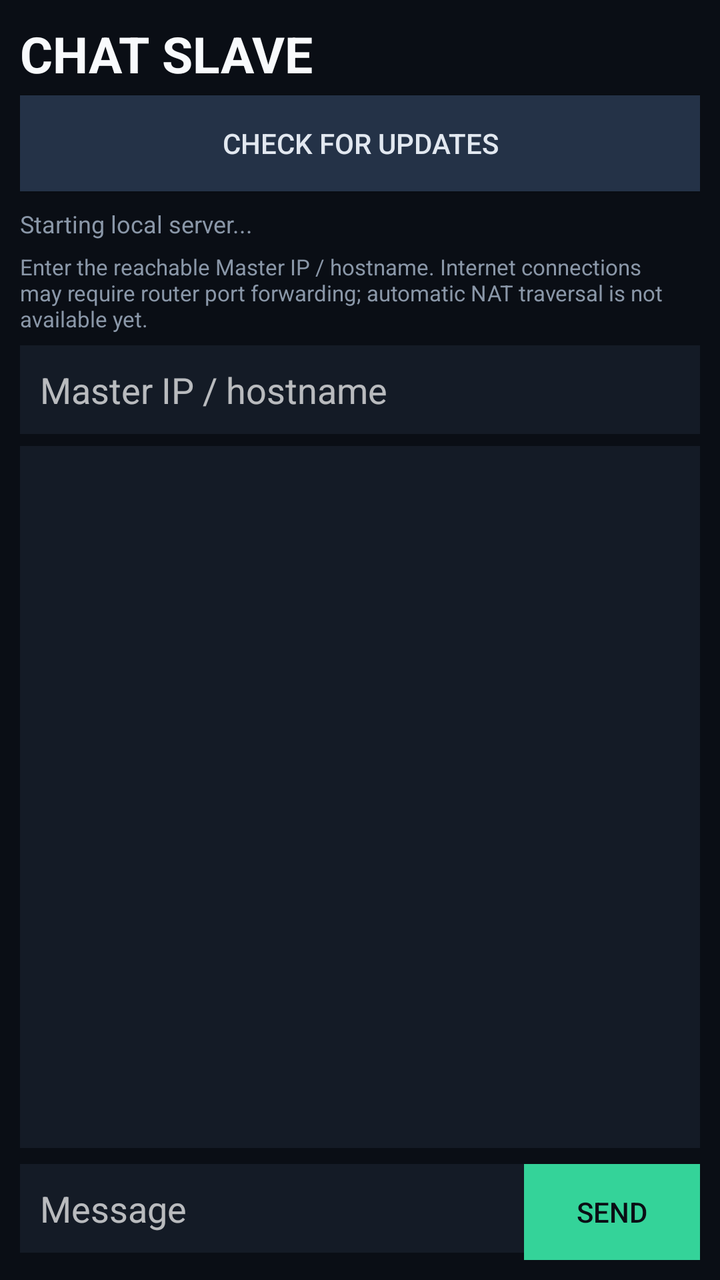
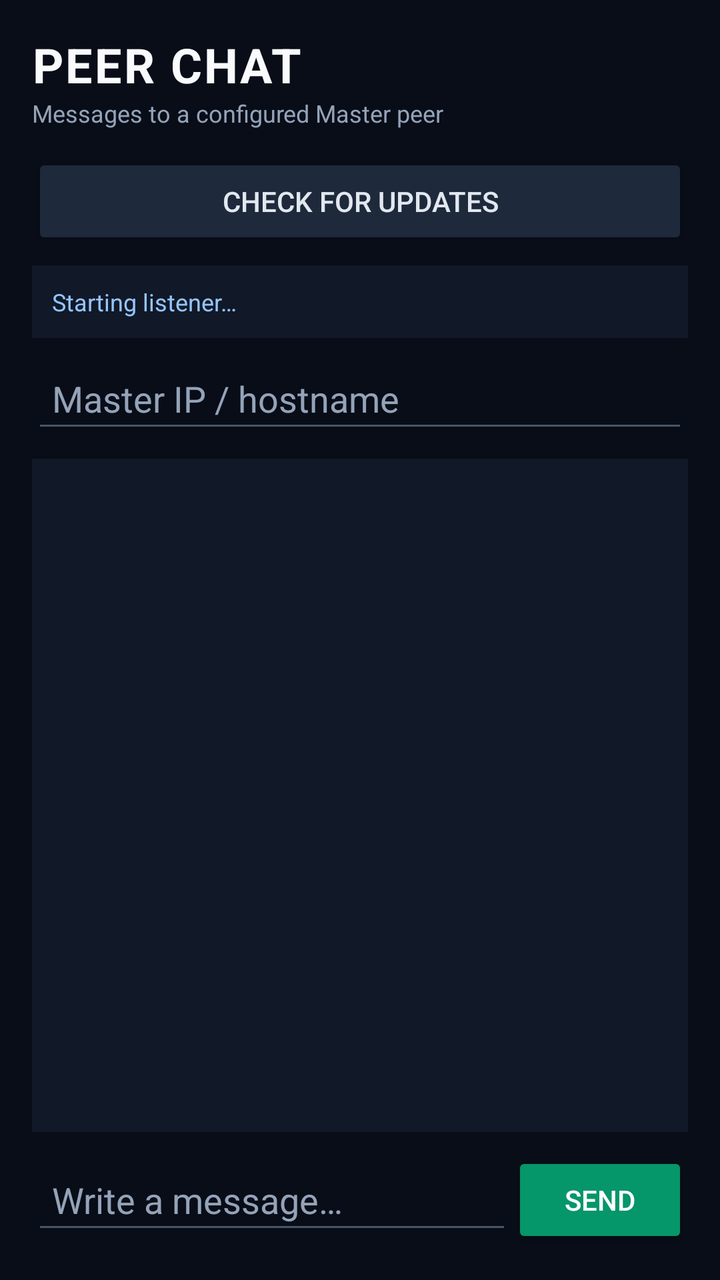

The first picture is an Android layout as it rendered before a commit; the second is the same layout after the commit. The layout source and the unified diff follow.
<!-- AndroidManifest.xml: application theme Theme.Chat -->
<!-- res/layout/activity_slave.xml -->
<LinearLayout xmlns:android="http://schemas.android.com/apk/res/android"
    android:layout_width="match_parent" android:layout_height="match_parent"
    android:orientation="vertical" android:background="#0a0e15" android:padding="10dp">
    <TextView android:layout_width="match_parent" android:layout_height="wrap_content"
        android:text="CHAT SLAVE" android:textColor="#f8fafc" android:textSize="25sp"
        android:textStyle="bold" android:layout_marginBottom="4dp"/>
    <Button android:id="@+id/btn_update" android:layout_width="match_parent" android:layout_height="wrap_content" android:text="Check for updates" android:background="#243247" android:textColor="#e2e8f0" android:layout_marginBottom="8dp"/>
    <TextView android:id="@+id/status" android:layout_width="match_parent" android:layout_height="wrap_content"
        android:text="Starting local server..." android:textColor="#8a97a8" android:textSize="12sp" android:layout_marginBottom="6dp"/>
    <TextView android:layout_width="match_parent" android:layout_height="wrap_content"
        android:text="Enter the reachable Master IP / hostname. Internet connections may require router port forwarding; automatic NAT traversal is not available yet."
        android:textColor="#8a97a8" android:textSize="11sp" android:layout_marginBottom="6dp"/>
    <EditText android:id="@+id/peer_ip" android:layout_width="match_parent" android:layout_height="wrap_content"
        android:hint="Master IP / hostname" android:inputType="textUri" android:singleLine="true" android:textColor="#e8eef7" android:background="#141b26" android:padding="10dp" android:layout_marginBottom="6dp"/>
    <ListView android:id="@+id/list" android:layout_width="match_parent" android:layout_height="0dp" android:layout_weight="1" android:background="#141b26"/>
    <LinearLayout android:layout_width="match_parent" android:layout_height="wrap_content" android:orientation="horizontal" android:layout_marginTop="8dp">
        <EditText android:id="@+id/input" android:layout_width="0dp" android:layout_weight="1" android:layout_height="wrap_content" android:hint="Message"
            android:background="#141b26" android:textColor="#e8eef7" android:padding="10dp"/>
        <Button android:id="@+id/btn_send" android:layout_width="wrap_content" android:layout_height="wrap_content" android:text="Send" android:background="#34d399" android:textColor="#0a0e15"/>
    </LinearLayout>
</LinearLayout>
<!-- resources referenced by this layout -->
<resources>
  <style name="Theme.Chat" parent="Theme.AppCompat.NoActionBar">
          <item name="android:windowBackground">#0a0e15</item>
      </style>
</resources>

<!-- the commit's change to res/layout/activity_slave.xml (unified diff, before → after) -->
@@ -1,21 +1,31 @@
 <LinearLayout xmlns:android="http://schemas.android.com/apk/res/android"
     android:layout_width="match_parent" android:layout_height="match_parent"
-    android:orientation="vertical" android:background="#0a0e15" android:padding="10dp">
+    android:orientation="vertical" android:background="#080D18" android:padding="16dp">
     <TextView android:layout_width="match_parent" android:layout_height="wrap_content"
-        android:text="CHAT SLAVE" android:textColor="#f8fafc" android:textSize="25sp"
-        android:textStyle="bold" android:layout_marginBottom="4dp"/>
-    <Button android:id="@+id/btn_update" android:layout_width="match_parent" android:layout_height="wrap_content" android:text="Check for updates" android:background="#243247" android:textColor="#e2e8f0" android:layout_marginBottom="8dp"/>
+        android:text="PEER CHAT" android:textColor="#F8FAFC" android:textSize="24sp"
+        android:textStyle="bold" android:letterSpacing="0.04"/>
+    <TextView android:layout_width="match_parent" android:layout_height="wrap_content"
+        android:text="Messages to a configured Master peer" android:textColor="#94A3B8"
+        android:textSize="12sp" android:layout_marginBottom="12dp"/>
+    <Button android:id="@+id/btn_update" android:layout_width="match_parent" android:layout_height="wrap_content"
+        android:text="Check for updates" android:backgroundTint="#1E293B" android:textColor="#E2E8F0"/>
     <TextView android:id="@+id/status" android:layout_width="match_parent" android:layout_height="wrap_content"
-        android:text="Starting local server..." android:textColor="#8a97a8" android:textSize="12sp" android:layout_marginBottom="6dp"/>
-    <TextView android:layout_width="match_parent" android:layout_height="wrap_content"
-        android:text="Enter the reachable Master IP / hostname. Internet connections may require router port forwarding; automatic NAT traversal is not available yet."
-        android:textColor="#8a97a8" android:textSize="11sp" android:layout_marginBottom="6dp"/>
+        android:text="Starting listener…" android:textColor="#93C5FD" android:textSize="12sp"
+        android:padding="10dp" android:background="#111827" android:layout_marginTop="8dp" android:layout_marginBottom="8dp"/>
     <EditText android:id="@+id/peer_ip" android:layout_width="match_parent" android:layout_height="wrap_content"
-        android:hint="Master IP / hostname" android:inputType="textUri" android:singleLine="true" android:textColor="#e8eef7" android:background="#141b26" android:padding="10dp" android:layout_marginBottom="6dp"/>
-    <ListView android:id="@+id/list" android:layout_width="match_parent" android:layout_height="0dp" android:layout_weight="1" android:background="#141b26"/>
-    <LinearLayout android:layout_width="match_parent" android:layout_height="wrap_content" android:orientation="horizontal" android:layout_marginTop="8dp">
-        <EditText android:id="@+id/input" android:layout_width="0dp" android:layout_weight="1" android:layout_height="wrap_content" android:hint="Message"
-            android:background="#141b26" android:textColor="#e8eef7" android:padding="10dp"/>
-        <Button android:id="@+id/btn_send" android:layout_width="wrap_content" android:layout_height="wrap_content" android:text="Send" android:background="#34d399" android:textColor="#0a0e15"/>
+        android:hint="Master IP / hostname" android:inputType="textUri" android:singleLine="true"
+        android:backgroundTint="#475569" android:textColor="#F8FAFC" android:textColorHint="#94A3B8"
+        android:padding="10dp" android:layout_marginBottom="8dp"/>
+    <ListView android:id="@+id/list" android:layout_width="match_parent" android:layout_height="0dp"
+        android:layout_weight="1" android:background="#111827" android:divider="#263244" android:dividerHeight="1dp"
+        android:padding="4dp" android:clipToPadding="false"/>
+    <LinearLayout android:layout_width="match_parent" android:layout_height="wrap_content"
+        android:orientation="horizontal" android:gravity="center_vertical" android:layout_marginTop="10dp">
+        <EditText android:id="@+id/input" android:layout_width="0dp" android:layout_weight="1"
+            android:layout_height="wrap_content" android:hint="Write a message…" android:inputType="textCapSentences|textMultiLine"
+            android:maxLines="3" android:backgroundTint="#475569" android:textColor="#F8FAFC"
+            android:textColorHint="#94A3B8" android:padding="10dp"/>
+        <Button android:id="@+id/btn_send" android:layout_width="wrap_content" android:layout_height="wrap_content"
+            android:text="Send" android:backgroundTint="#059669" android:textColor="#FFFFFF"/>
     </LinearLayout>
 </LinearLayout>
